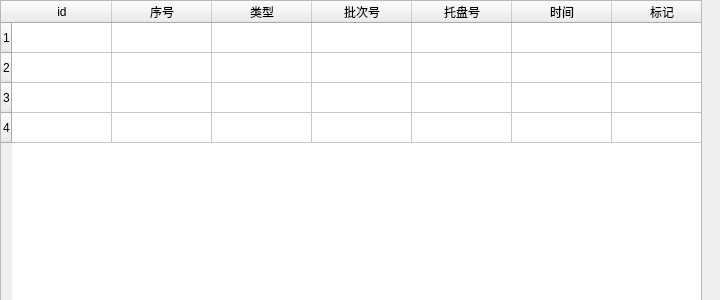
kangwenyun/batch_acquisition_system_qt_before, file addproduct.ui: the form before one commit.
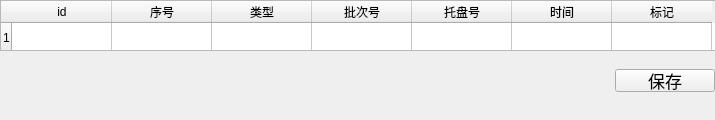
The form after the commit.

The edit to the form file:
```diff
--- a/addproduct.ui
+++ b/addproduct.ui
@@ -6,8 +6,8 @@
    <rect>
     <x>0</x>
     <y>0</y>
-    <width>720</width>
-    <height>300</height>
+    <width>715</width>
+    <height>120</height>
    </rect>
   </property>
   <property name="windowTitle">
@@ -18,8 +18,8 @@
     <rect>
      <x>0</x>
      <y>0</y>
-     <width>702</width>
-     <height>335</height>
+     <width>717</width>
+     <height>51</height>
     </rect>
    </property>
    <row>
@@ -27,21 +27,6 @@
      <string>1</string>
     </property>
    </row>
-   <row>
-    <property name="text">
-     <string>2</string>
-    </property>
-   </row>
-   <row>
-    <property name="text">
-     <string>3</string>
-    </property>
-   </row>
-   <row>
-    <property name="text">
-     <string>4</string>
-    </property>
-   </row>
    <column>
     <property name="text">
      <string>id</string>
@@ -113,6 +98,24 @@
     </property>
    </item>
   </widget>
+  <widget class="QPushButton" name="save_button">
+   <property name="geometry">
+    <rect>
+     <x>615</x>
+     <y>69</y>
+     <width>100</width>
+     <height>23</height>
+    </rect>
+   </property>
+   <property name="font">
+    <font>
+     <pointsize>13</pointsize>
+    </font>
+   </property>
+   <property name="text">
+    <string>保存</string>
+   </property>
+  </widget>
  </widget>
  <resources/>
  <connections/>
```
